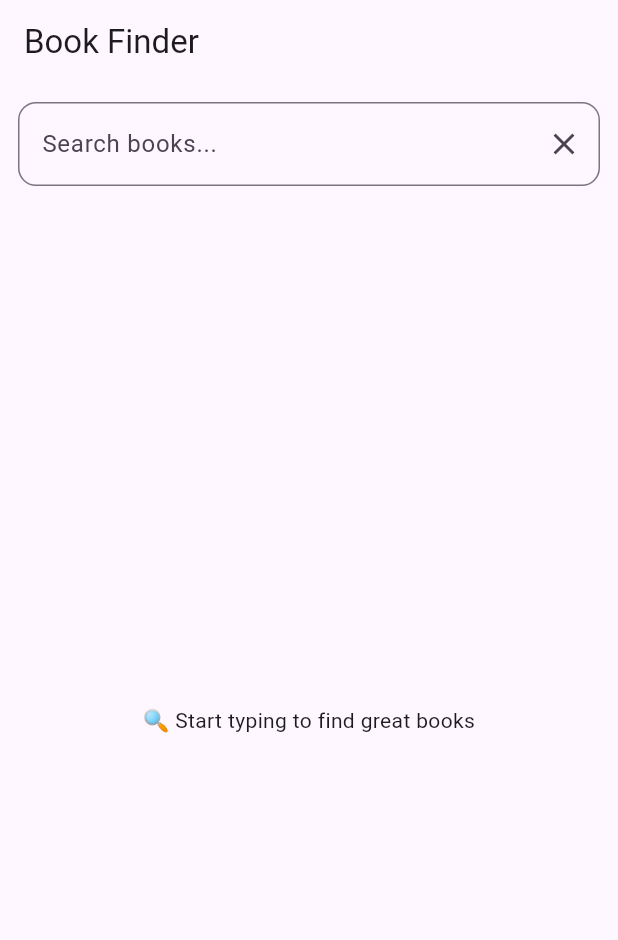
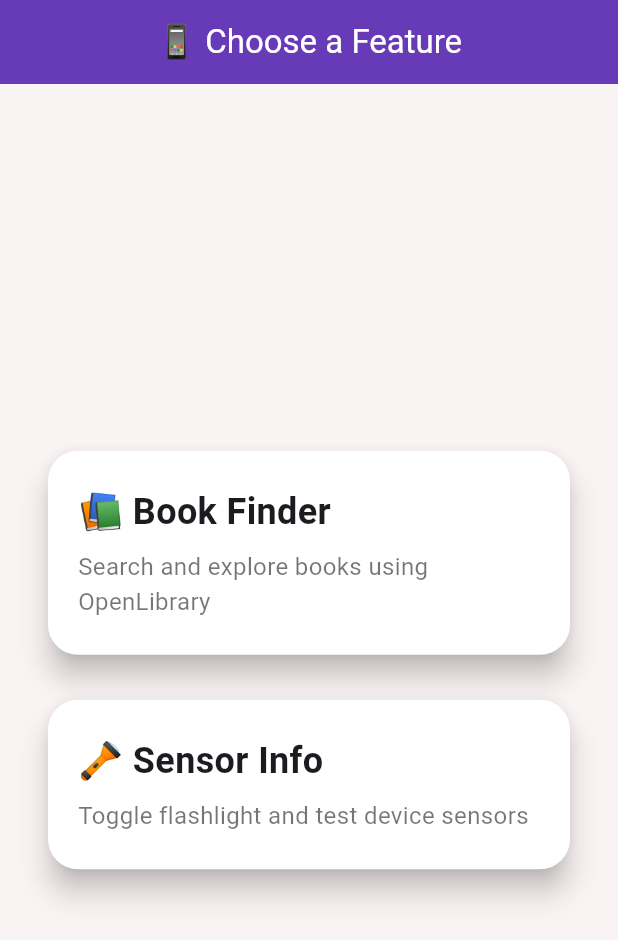
Before and after one commit to shiv-validus/book-finder-app, a Flutter app: the screen it shows after launch, on a phone screen of 412 x 824 dp. Shown: the top 940 px of the screen. Run offline on Flutter 3.47's test engine with Material 3 defaults, Android fonts, the phone set to English and light mode, and no system bars; our stand-ins replace dio, equatable, flutter_bloc, lottie, rxdart, shared_preferences and 2 more; accounts and stored records are empty.

Commit message:
feat(sensor): implement flashlight toggle via MethodChannel with native Kotlin integration

```diff
--- a/lib/features/book_finder/presentation/pages/search_screen.dart
+++ b/lib/features/book_finder/presentation/pages/search_screen.dart
@@ -1,6 +1,7 @@
 import 'package:flutter/material.dart';
 import 'package:flutter_bloc/flutter_bloc.dart';
 import 'package:shimmer/shimmer.dart';
+
 import '../bloc/search_book_bloc.dart';
 import '../widgets/book_list_tile.dart';
 
--- /dev/null
+++ b/lib/features/sensor/cubit/sensor_cubit.dart
@@ -0,0 +1,31 @@
+import 'package:flutter/services.dart';
+import 'package:flutter_bloc/flutter_bloc.dart';
+import 'package:equatable/equatable.dart';
+
+part 'sensor_state.dart';
+
+class SensorCubit extends Cubit<SensorState> {
+  bool isOn = false;
+
+  // Native method channel
+  static const MethodChannel _channel = MethodChannel('sensor_channel');
+
+  SensorCubit() : super(SensorInitial());
+
+  Future<void> toggleFlashlight() async {
+    try {
+      emit(SensorLoading());
+
+      // Call native platform to toggle flashlight
+      await _channel.invokeMethod('toggleFlashlight');
+
+      // Toggle state locally
+      isOn = !isOn;
+      emit(SensorFlashlightToggled(isOn));
+    } on PlatformException catch (e) {
+      emit(SensorError("Platform error: ${e.message}"));
+    } catch (e) {
+      emit(SensorError("Unknown error: ${e.toString()}"));
+    }
+  }
+}
--- /dev/null
+++ b/lib/features/sensor/cubit/sensor_state.dart
@@ -0,0 +1,28 @@
+part of 'sensor_cubit.dart';
+
+abstract class SensorState extends Equatable {
+  @override
+  List<Object?> get props => [];
+}
+
+class SensorInitial extends SensorState {}
+
+class SensorLoading extends SensorState {}
+
+class SensorFlashlightToggled extends SensorState {
+  final bool isOn;
+
+  SensorFlashlightToggled(this.isOn);
+
+  @override
+  List<Object?> get props => [isOn];
+}
+
+class SensorError extends SensorState {
+  final String message;
+
+  SensorError(this.message);
+
+  @override
+  List<Object?> get props => [message];
+}
--- /dev/null
+++ b/lib/home_screen.dart
@@ -0,0 +1,122 @@
+// home_screen.dart
+import 'package:book_finder_app/features/book_finder/data/datasources/book_remote_data_source.dart';
+import 'package:book_finder_app/features/book_finder/data/repositories/book_repository_impl.dart';
+import 'package:book_finder_app/features/book_finder/domain/usecases/search_books.dart';
+import 'package:book_finder_app/features/book_finder/presentation/bloc/search_book_bloc.dart';
+import 'package:book_finder_app/features/book_finder/presentation/pages/search_screen.dart';
+import 'package:flutter/material.dart';
+import 'package:flutter_bloc/flutter_bloc.dart';
+import 'package:dio/dio.dart';
+
+import '../features/sensor/presentation/sensor_screen.dart';
+import '../features/sensor/cubit/sensor_cubit.dart';
+
+class HomeScreen extends StatelessWidget {
+  const HomeScreen({super.key});
+
+  @override
+  Widget build(BuildContext context) {
+    return Scaffold(
+      backgroundColor: const Color(0xFFFAF3F3),
+      appBar: AppBar(
+        title: const Text('📱 Choose a Feature'),
+        backgroundColor: Colors.deepPurple,
+        foregroundColor: Colors.white,
+        centerTitle: true,
+        elevation: 0,
+      ),
+      body: Padding(
+        padding: const EdgeInsets.symmetric(horizontal: 32, vertical: 24),
+        child: Column(
+          mainAxisAlignment: MainAxisAlignment.center,
+          children: [
+            FeatureCard(
+              title: "📚 Book Finder",
+              description: "Search and explore books using OpenLibrary",
+              onTap: () {
+                Navigator.push(
+                  context,
+                  MaterialPageRoute(
+                    builder: (_) => BlocProvider(
+                      create: (_) => SearchBookBloc(
+                        searchBooks: SearchBooks(
+                          BookRepositoryImpl(
+                            remoteDataSource: BookRemoteDataSourceImpl(dio: Dio()),
+                          ),
+                        ),
+                      ),
+                      child: const SearchScreen(),
+                    ),
+                  ),
+                );
+              },
+            ),
+            const SizedBox(height: 30),
+            FeatureCard(
+              title: "🔦 Sensor Info",
+              description: "Toggle flashlight and test device sensors",
+              onTap: () {
+                Navigator.push(
+                  context,
+                  MaterialPageRoute(
+                    builder: (_) => BlocProvider(
+                      create: (_) => SensorCubit(),
+                      child: const SensorScreen(),
+                    ),
+                  ),
+                );
+              },
+            ),
+          ],
+        ),
+      ),
+    );
+  }
+}
+
+class FeatureCard extends StatelessWidget {
+  final String title;
+  final String description;
+  final VoidCallback onTap;
+
+  const FeatureCard({
+    super.key,
+    required this.title,
+    required this.description,
+    required this.onTap,
+  });
+
+  @override
+  Widget build(BuildContext context) {
+    return Material(
+      elevation: 8,
+      borderRadius: BorderRadius.circular(20),
+      color: Colors.white,
+      child: InkWell(
+        borderRadius: BorderRadius.circular(20),
+        onTap: onTap,
+        splashColor: Colors.deepPurple.withOpacity(0.1),
+        child: Container(
+          width: double.infinity,
+          padding: const EdgeInsets.symmetric(horizontal: 20, vertical: 24),
+          child: Column(
+            crossAxisAlignment: CrossAxisAlignment.start,
+            children: [
+              Text(title,
+                  style: const TextStyle(
+                    fontSize: 24,
+                    fontWeight: FontWeight.bold,
+                  )),
+              const SizedBox(height: 8),
+              Text(description,
+                  style: const TextStyle(
+                    fontSize: 16,
+                    color: Colors.black54,
+                  )),
+            ],
+          ),
+        ),
+      ),
+    );
+  }
+}
--- a/lib/main.dart
+++ b/lib/main.dart
@@ -1,12 +1,5 @@
 import 'package:flutter/material.dart';
-import 'package:flutter_bloc/flutter_bloc.dart';
-import 'package:dio/dio.dart';
-
-import 'features/book_finder/presentation/bloc/search_book_bloc.dart';
-import 'features/book_finder/presentation/pages/search_screen.dart';
-import 'features/book_finder/domain/usecases/search_books.dart';
-import 'features/book_finder/data/repositories/book_repository_impl.dart';
-import 'features/book_finder/data/datasources/book_remote_data_source.dart';
+import 'home_screen.dart';
 
 void main() {
   runApp(const BookFinderApp());
@@ -18,22 +11,14 @@ class BookFinderApp extends StatelessWidget {
   @override
   Widget build(BuildContext context) {
     return MaterialApp(
-      title: 'Book Finder',
+      title: '📚 Book Finder & 🔦 Sensor App',
       debugShowCheckedModeBanner: false,
       theme: ThemeData(
         colorScheme: ColorScheme.fromSeed(seedColor: Colors.deepPurple),
+        scaffoldBackgroundColor: const Color(0xFFFAF3F3),
         useMaterial3: true,
       ),
-      home: BlocProvider(
-        create: (_) => SearchBookBloc(
-          searchBooks: SearchBooks(
-            BookRepositoryImpl(
-              remoteDataSource: BookRemoteDataSourceImpl(dio: Dio()),
-            ),
-          ),
-        ),
-        child: const SearchScreen(),
-      ),
+      home: const HomeScreen(),
     );
   }
 }
```
Also changed, not shown: lib/features/sensor/presentation/sensor_screen.dart (added, +53 -0 lines), 2 other files.
